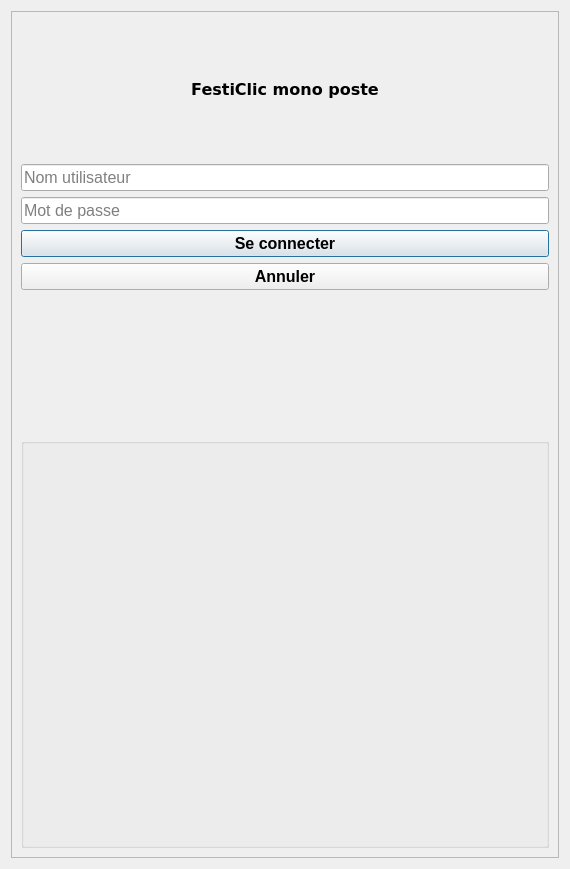
Old version of the form FestiClicC/login.ui in the repository FestiClic/FestiClic3.
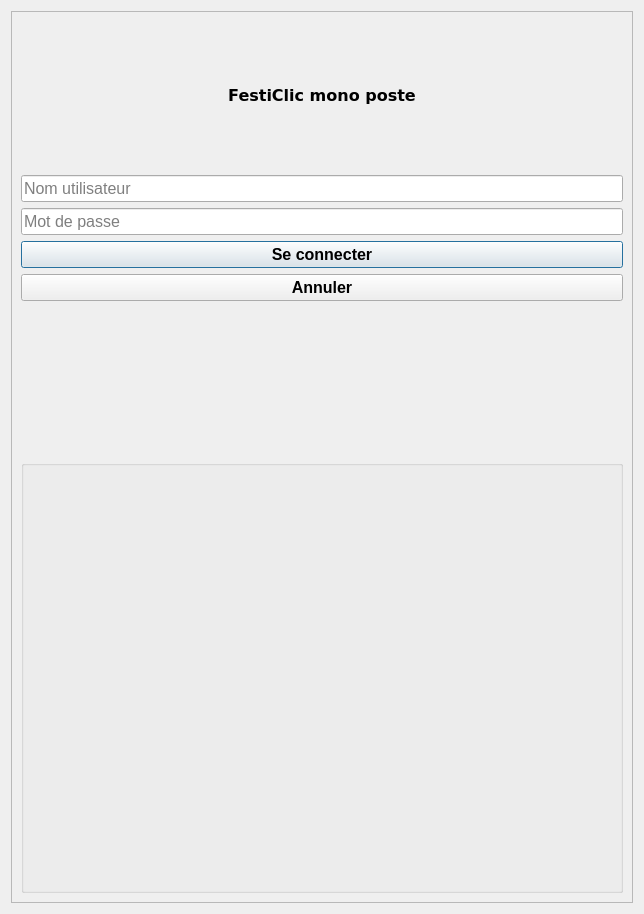
New version of the form. Icons and pictures are not drawn.

```diff
--- a/FestiClicC/login.ui
+++ b/FestiClicC/login.ui
@@ -6,8 +6,8 @@
    <rect>
     <x>0</x>
     <y>0</y>
-    <width>570</width>
-    <height>869</height>
+    <width>644</width>
+    <height>914</height>
    </rect>
   </property>
   <property name="windowTitle">
@@ -24,8 +24,8 @@
        <rect>
         <x>0</x>
         <y>0</y>
-        <width>550</width>
-        <height>849</height>
+        <width>624</width>
+        <height>894</height>
        </rect>
       </property>
       <layout class="QVBoxLayout" name="verticalLayout_3">
```
